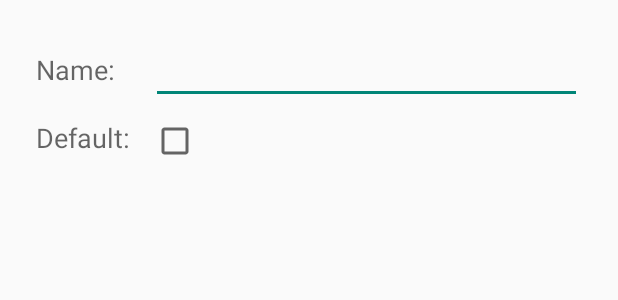
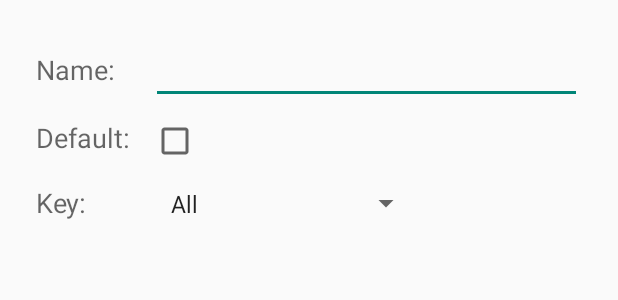
Before and after one commit to simonpoole/OpeningHoursFragment, an Android app: the layout template_item.xml on its own in the app's theme, with its tools: preview values and no code run, on a phone screen of 412 x 824 dp. Shown: the top 300 px of the screen. Run offline under Robolectric (Android 15) with nearby library versions, the phone set to English and light mode, and no system bars.

Commit message:
Support separate templates and defaults for the major OH-like tags

```diff
--- a/lib/src/main/res/layout/template_item.xml
+++ b/lib/src/main/res/layout/template_item.xml
@@ -42,9 +42,32 @@
         android:layout_marginRight="0dp"
         android:layout_alignLeft="@id/template_name"
         android:layout_alignBaseline="@id/default_legend"
-        android:layout_weight="2"
         android:paddingLeft="5dp"
         android:paddingRight="5dp"
         android:saveEnabled="false"
         android:text="" />
+
+    <TextView
+		android:id="@+id/key_legend"
+		android:layout_width="wrap_content"
+		android:layout_height="wrap_content"
+		android:layout_marginLeft="?attr/dialogPreferredPadding"
+		android:paddingTop="10dp"
+		android:layout_below="@id/is_default"
+		android:textAppearance="?android:attr/textAppearanceMedium"
+		android:text="@string/key_legend"/>
+
+    <Spinner
+      	android:id="@+id/template_key"
+        android:layout_width="wrap_content"
+        android:layout_height="34dp"
+        android:layout_marginBottom="1dp"
+        android:layout_marginRight="0dp"
+        android:layout_alignLeft="@id/template_name"
+        android:layout_alignBaseline="@id/key_legend"
+        android:paddingLeft="5dp"
+        android:paddingRight="5dp"
+        android:saveEnabled="false"
+        android:drawSelectorOnTop="true"
+        android:entries="@array/key_entries" />
 </RelativeLayout>
--- a/lib/src/main/res/values/strings.xml
+++ b/lib/src/main/res/values/strings.xml
@@ -11,7 +11,7 @@
     <string name="add_rule_closed_on_holidays">Add rule for holidays</string>
     <string name="load_template">Load template</string>
     <string name="save_to_template">Save to template</string>
-    <string name="manage_template">Manage template</string>
+    <string name="manage_templates">Manage templates</string>
     <string name="refresh">Refresh</string>
     <string name="load_templates_title">Load templates</string>
     <string name="manage_templates_title">Manage templates</string>
@@ -20,21 +20,43 @@
     <string name="Yes">Yes</string>
     <string name="No">No</string>
 
+ <!--	templates -->
     <string name="edit_template">Edit template</string>
     <string name="name_legend">Name:</string>
     <string name="default_legend">Default:</string>
+    <string name="key_legend">Key:</string>
 
     <string name="is_default">%1$s (default)</string>
 
+     <string-array name="key_values" translatable="false">
+  	    <item></item>
+  	    <item>opening_hours</item>
+  	    <item>service_times</item>
+  	    <item>collection_times</item>
+  	</string-array>
+
+  	<string name="all_keys">All</string>
+  	<string name="opening_hours_key">Opening hours</string>
+  	<string name="service_times_key">Service times</string>
+  	<string name="collection_times_key">Collection times</string>
+  	<string-array name="key_entries" translatable="false">
+  	    <item>@string/all_keys</item>
+  	    <item>@string/opening_hours_key</item>
+  	    <item>@string/service_times_key</item>
+  	    <item>@string/collection_times_key</item>
+  	</string-array>
+
+  	<!--	default template entries -->
+	<string name="weekdays_with_lunch">Weekdays with lunch break</string>
+	<string name="weekdays">Weekdays</string>
+	<string name="collection_times_weekdays">Once per weekday</string>
+
+<!--	 -->
     <string name="group_header">Group %1$s</string>
     <string name="rule_header">Rule %1$s</string>
 
 <!--	messages -->
     <string name="loaded_default">Loaded default template</string>
-
-<!--	default template entries -->
-	<string name="weekdays_with_lunch">Weekdays with lunch break</string>
-	<string name="weekdays">Weekdays</string>
 
 <!--    menu items -->
 	<string name="Delete">Delete</string>
```
Also changed, not shown: lib/src/main/java/ch/poole/openinghoursfragment/OpeningHoursFragment.java (+50 -14 lines), lib/src/main/java/ch/poole/openinghoursfragment/TemplateDatabase.java (+37 -13 lines), lib/src/main/java/ch/poole/openinghoursfragment/TemplateDatabaseHelper.java (+9 -4 lines), lib/src/main/res/layout/template_list_item.xml (+26 -3 lines), 2 other files.
